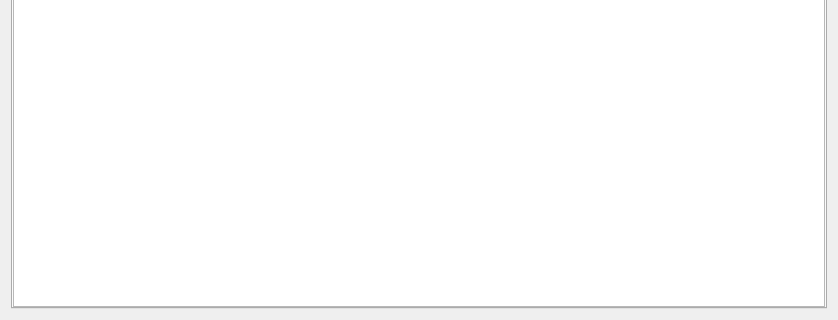
Before: the Qt Designer form BotDofus/src/gui/main/forms/characterform.ui in josuesavy/BotDofus, drawn with Qt 5; both pictures show x 0 to 838 and y 195 to 515 of the 838 by 515 pixel window.
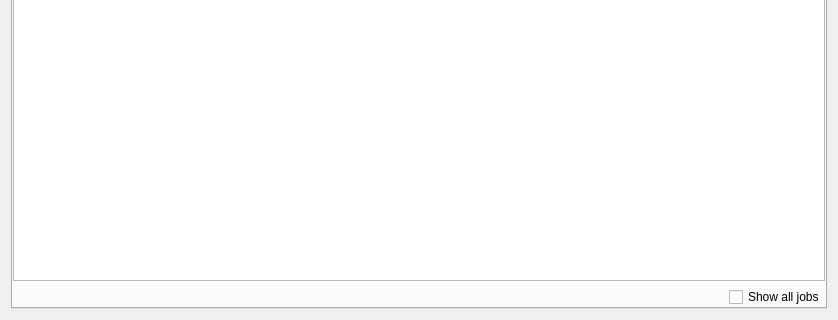
After: the same form once the commit is applied. The open tabs and pages were chosen to show the change. Icons and pictures are not drawn.

Commit message: connection: add some info text and bug fix; characterform: bug fix for job list and add possibility for show all jobs, add description for each spells displaying

Diff of the .ui file:
```diff
--- a/BotDofus/src/gui/main/forms/characterform.ui
+++ b/BotDofus/src/gui/main/forms/characterform.ui
@@ -888,11 +888,34 @@
        <property name="bottomMargin">
         <number>0</number>
        </property>
-       <item row="0" column="0">
+       <item row="1" column="1">
+        <widget class="QCheckBox" name="checkBoxShowAllJobs">
+         <property name="text">
+          <string>Show all jobs</string>
+         </property>
+        </widget>
+       </item>
+       <item row="1" column="0">
+        <spacer name="horizontalSpacer">
+         <property name="orientation">
+          <enum>Qt::Horizontal</enum>
+         </property>
+         <property name="sizeHint" stdset="0">
+          <size>
+           <width>40</width>
+           <height>20</height>
+          </size>
+         </property>
+        </spacer>
+       </item>
+       <item row="0" column="0" colspan="2">
         <widget class="QTableWidget" name="tableWidgetJobs">
          <property name="editTriggers">
           <set>QAbstractItemView::NoEditTriggers</set>
          </property>
+         <property name="alternatingRowColors">
+          <bool>true</bool>
+         </property>
          <property name="selectionMode">
           <enum>QAbstractItemView::SingleSelection</enum>
          </property>
```
Left out of the diff: 8 changed lines with no effect on the pictures. The commit also changes 6 other files.
